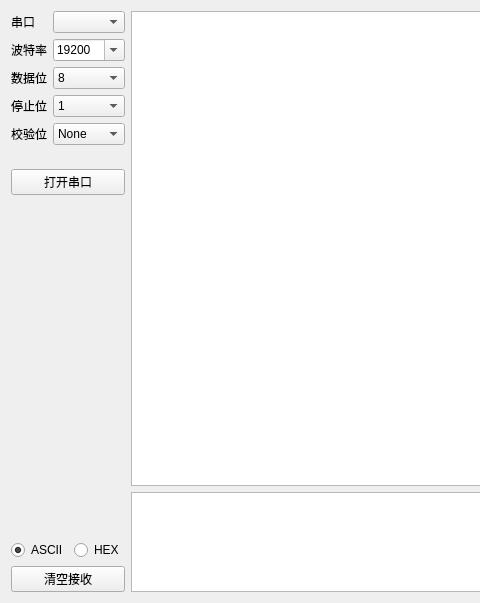
Old version of the form app.ui in the repository naraka-camill/SerialApp; both pictures show x 0 to 480 and y 0 to 603 of the 769 by 603 pixel window.
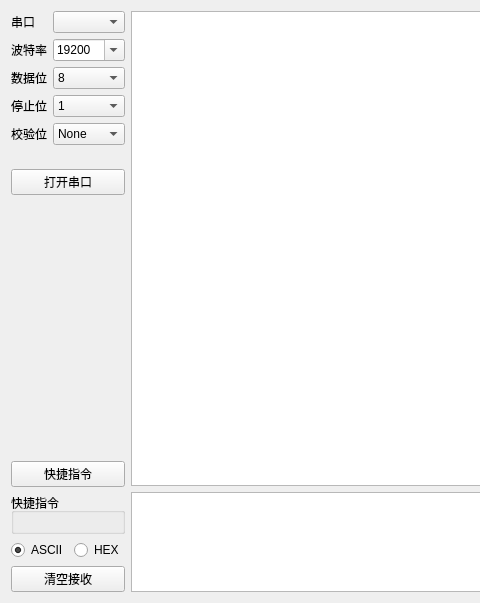
New version of the form.

Commit message:
feat(快捷指令): 添加快捷指令管理功能
实现快捷指令的添加、编辑、删除、导入导出功能
在串口工具中添加快捷指令按钮面板
支持ASCII和HEX格式的指令发送

Patch:
```diff
--- a/app.ui
+++ b/app.ui
@@ -255,11 +255,27 @@
        <property name="sizeHint" stdset="0">
         <size>
          <width>20</width>
-         <height>315</height>
+         <height>250</height>
         </size>
        </property>
       </spacer>
      </item>
+     <item>
+      <widget class="QPushButton" name="pushButton_shortcuts">
+       <property name="text">
+        <string>快捷指令</string>
+       </property>
+      </widget>
+     </item>
+     <item>
+      <widget class="QGroupBox" name="groupBox_shortcuts">
+       <property name="title">
+        <string>快捷指令</string>
+       </property>
+       <layout class="QVBoxLayout" name="verticalLayout_shortcuts">
+       </layout>
+      </widget>
+     </item>
      <item>
       <layout class="QGridLayout" name="gridLayout">
        <item row="0" column="0">
```
The commit also changes 6 other files.
